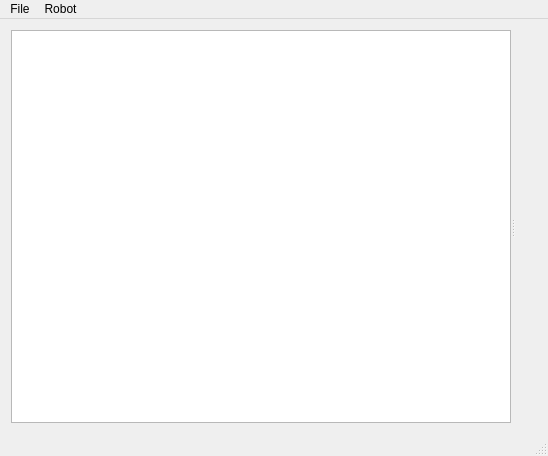
Above: gui/MainWindow.ui from RhobanProject/MetabotStudio before the change. Below: the same form after it.
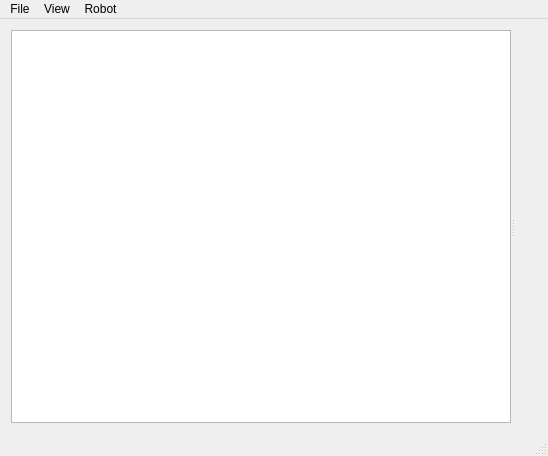
That is the form after the change. Custom widgets are drawn as their Qt base class.

Diff of the .ui file:
```diff
--- a/gui/MainWindow.ui
+++ b/gui/MainWindow.ui
@@ -125,7 +125,16 @@
     <addaction name="actionClear"/>
     <addaction name="actionZeros"/>
    </widget>
+   <widget class="QMenu" name="menuView">
+    <property name="title">
+     <string>View</string>
+    </property>
+    <addaction name="actionReset_view"/>
+    <addaction name="actionGrid"/>
+    <addaction name="actionXYZ"/>
+   </widget>
    <addaction name="menuFile"/>
+   <addaction name="menuView"/>
    <addaction name="menuRobot"/>
   </widget>
   <action name="actionAbout">
```
Left out of the diff: 34 changed lines with no effect on the pictures.
